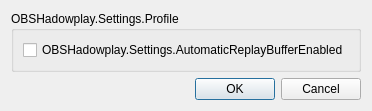
EZ64cool/obs-hadowplay, file src/ui/SettingsDialog.ui: the form before one commit.
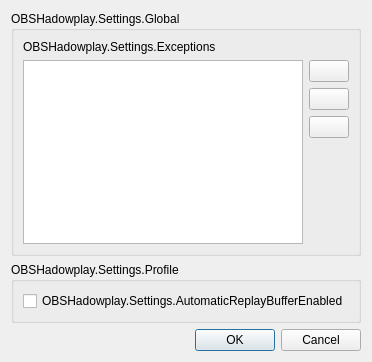
The form after the commit.

Commit message:
Add exceptions to settings dialog
Initial work to allow users to specify their own exceptions for the
automatic replay buffer

Patch:
```diff
--- a/src/ui/SettingsDialog.ui
+++ b/src/ui/SettingsDialog.ui
@@ -7,7 +7,7 @@
     <x>0</x>
     <y>0</y>
     <width>356</width>
-    <height>104</height>
+    <height>362</height>
    </rect>
   </property>
   <property name="sizePolicy">
@@ -23,6 +23,101 @@
    <bool>true</bool>
   </property>
   <layout class="QVBoxLayout" name="verticalLayout">
+   <item>
+    <widget class="QGroupBox" name="group_box_global">
+     <property name="title">
+      <string>OBSHadowplay.Settings.Global</string>
+     </property>
+     <layout class="QVBoxLayout" name="verticalLayout_3">
+      <item>
+       <widget class="QLabel" name="exxceptions_label">
+        <property name="text">
+         <string>OBSHadowplay.Settings.Exceptions</string>
+        </property>
+       </widget>
+      </item>
+      <item>
+       <layout class="QHBoxLayout" name="horizontalLayout">
+        <item>
+         <widget class="QListWidget" name="exceptions_list">
+          <property name="frameShadow">
+           <enum>QFrame::Raised</enum>
+          </property>
+          <property name="showDropIndicator" stdset="0">
+           <bool>false</bool>
+          </property>
+         </widget>
+        </item>
+        <item>
+         <layout class="QVBoxLayout" name="verticalLayout_4">
+          <item>
+           <widget class="QPushButton" name="add_exception_button">
+            <property name="toolTip">
+             <string>OBSHadowplay.Settings.AddException</string>
+            </property>
+            <property name="text">
+             <string/>
+            </property>
+            <property name="themeID" stdset="0">
+             <string>addIconSmall</string>
+            </property>
+            <property name="toolButton" stdset="0">
+             <bool>true</bool>
+            </property>
+           </widget>
+          </item>
+          <item>
+           <widget class="QPushButton" name="edit_exception_button">
+            <property name="toolTip">
+             <string>OBSHadowplay.Settings.EditException</string>
+            </property>
+            <property name="text">
+             <string/>
+            </property>
+            <property name="themeID" stdset="0">
+             <string>cogsIcon</string>
+            </property>
+            <property name="toolButton" stdset="0">
+             <bool>true</bool>
+            </property>
+           </widget>
+          </item>
+          <item>
+           <widget class="QPushButton" name="delete_exception_button">
+            <property name="toolTip">
+             <string>OBSHadowplay.Settings.DeleteException</string>
+            </property>
+            <property name="text">
+             <string/>
+            </property>
+            <property name="themeID" stdset="0">
+             <string>removeIconSmall</string>
+            </property>
+            <property name="toolButton" stdset="0">
+             <bool>true</bool>
+            </property>
+           </widget>
+          </item>
+          <item>
+           <spacer name="verticalSpacer">
+            <property name="orientation">
+             <enum>Qt::Vertical</enum>
+            </property>
+            <property name="sizeHint" stdset="0">
+             <size>
+              <width>20</width>
+              <height>40</height>
+             </size>
+            </property>
+           </spacer>
+          </item>
+         </layout>
+        </item>
+       </layout>
+      </item>
+     </layout>
+    </widget>
+   </item>
    <item>
     <widget class="QGroupBox" name="group_box_profile">
      <property name="title">
```
The commit also changes 8 other files.
